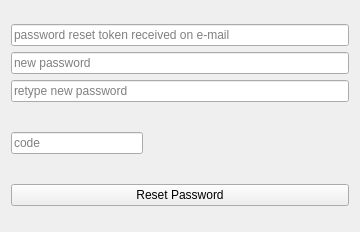
Before: the Qt Designer form ola/client/auth/reset_form.ui in myapps-directory/myapps-client, drawn with Qt 5.
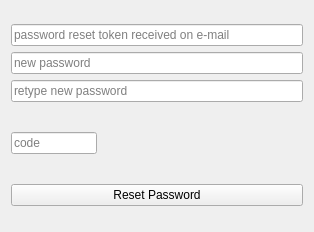
After: the same form once the commit is applied.

Diff of the .ui file:
```diff
--- a/ola/client/auth/reset_form.ui
+++ b/ola/client/auth/reset_form.ui
@@ -6,7 +6,7 @@
    <rect>
     <x>0</x>
     <y>0</y>
-    <width>360</width>
+    <width>314</width>
     <height>232</height>
    </rect>
   </property>
```
